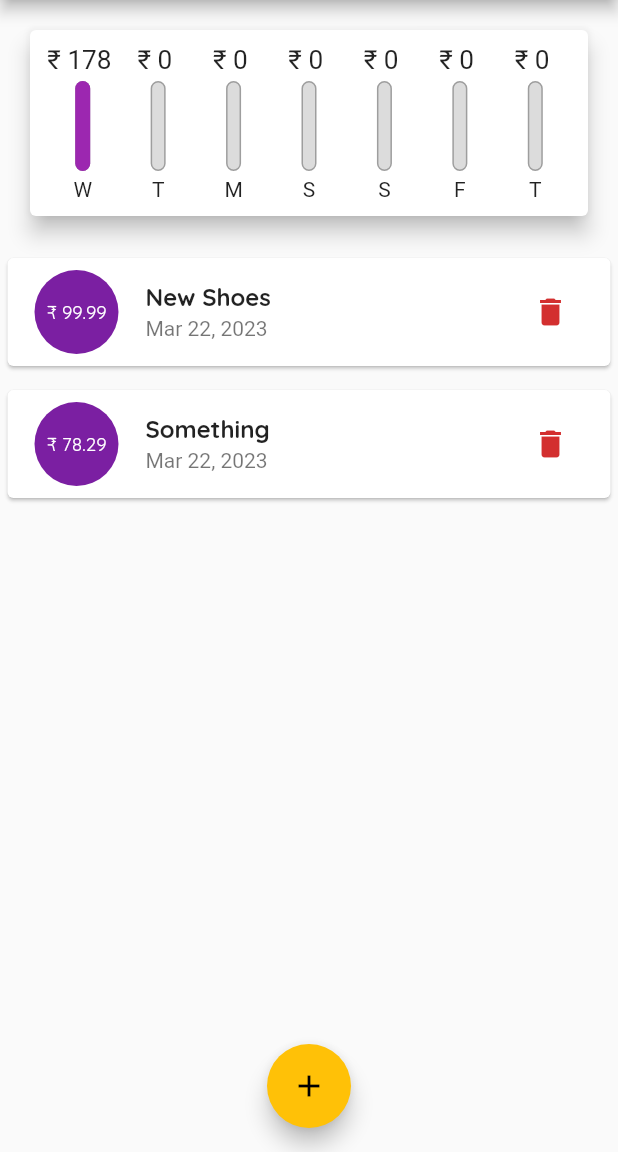
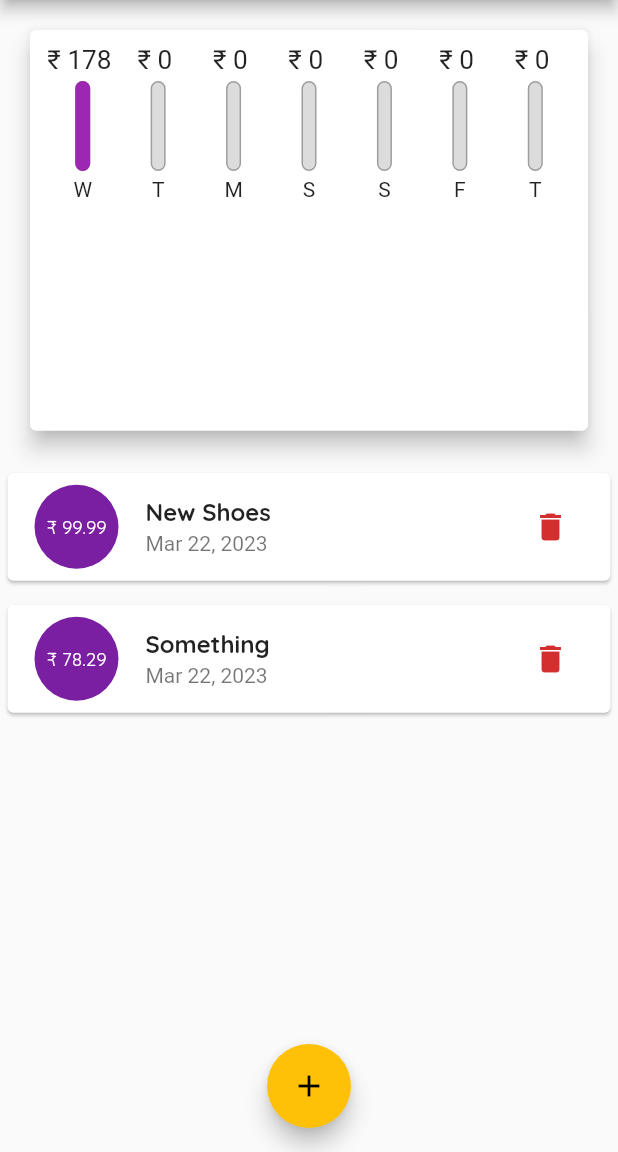
Before and after one commit to RugvedR/Expensio, a Flutter app: the screen it shows after launch, on a phone screen of 412 x 824 dp, the part 84-1236 px from its top. Run offline on Flutter 3.47's test engine with Material 2 defaults, Android fonts, the phone set to English and light mode, and no system bars.

Commit message:
media query added for charts and listview

```diff
--- a/lib/main.dart
+++ b/lib/main.dart
@@ -99,20 +99,29 @@ class _MyHomePageState extends State<MyHomePage> {
 
   @override
   Widget build(BuildContext context) {
-    return Scaffold(
-      appBar: AppBar(
+    final appBar = AppBar(
         title: Text('Expensio'),
         actions: [
           IconButton(onPressed: ()=> _startAddNewTransaction(context), icon: Icon(Icons.add)),
         ],
-      ),
-      body: Column(
-        crossAxisAlignment: CrossAxisAlignment.stretch,
-        children: [
-          Chart(_recentTransactions),
+      );
+    return Scaffold(
+      appBar: appBar,
+      body: SingleChildScrollView(
+        child: Column(
+          crossAxisAlignment: CrossAxisAlignment.stretch,
+          children: [
+            Container(
+              height: (MediaQuery.of(context).size.height - appBar.preferredSize.height - MediaQuery.of(context).padding.top) * 0.4,
+              child: Chart(_recentTransactions)
+            ),
 
-        TransactionList(_userTransactions, _deleteTransaction),
-        ],
+            Container(
+              height: (MediaQuery.of(context).size.height - appBar.preferredSize.height - MediaQuery.of(context).padding.top) * 0.6,
+              child: TransactionList(_userTransactions, _deleteTransaction)
+            ),
+          ],
+        ),
       ),
       floatingActionButtonLocation: FloatingActionButtonLocation.centerFloat,
       floatingActionButton: FloatingActionButton(
--- a/lib/widgets/chart.dart
+++ b/lib/widgets/chart.dart
@@ -55,6 +55,7 @@ class Chart extends StatelessWidget {
             }).toList(),
           ),
         ),
+
     );
   }
 }
--- a/lib/widgets/transaction_list.dart
+++ b/lib/widgets/transaction_list.dart
@@ -13,9 +13,7 @@ class TransactionList extends StatelessWidget {
 
   @override
   Widget build(BuildContext context) {
-    return Container(
-      height: 300,
-      child: transactions.isEmpty
+    return transactions.isEmpty
           ? Column(
               children: [
                 Text(
@@ -61,7 +59,6 @@ class TransactionList extends StatelessWidget {
                 );
               },
               itemCount: transactions.length,
-            ),
     );
   }
 }
```
Lines whose indentation alone changed are shown as unchanged.
